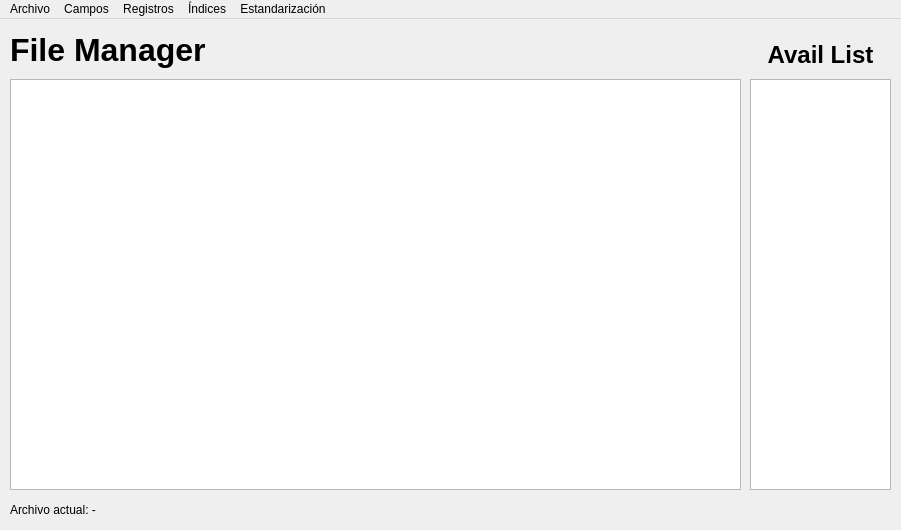
Qt form MainWindow.ui (carlosvelaquez/ProyectoEDII) before a commit.
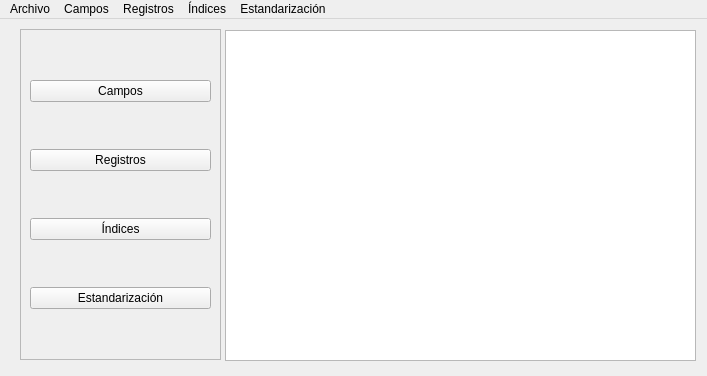
The same form after that commit.

What changed in the file:
```diff
--- a/MainWindow.ui
+++ b/MainWindow.ui
@@ -6,8 +6,8 @@
    <rect>
     <x>0</x>
     <y>0</y>
-    <width>901</width>
-    <height>530</height>
+    <width>707</width>
+    <height>376</height>
    </rect>
   </property>
   <property name="windowTitle">
@@ -17,81 +17,59 @@
    <string notr="true"/>
   </property>
   <widget class="QWidget" name="centralwidget">
-   <widget class="QLabel" name="label">
+   <widget class="QFrame" name="frame">
     <property name="geometry">
      <rect>
-      <x>10</x>
-      <y>480</y>
-      <width>511</width>
-      <height>21</height>
-     </rect>
-    </property>
-    <property name="text">
-     <string>Archivo actual: -</string>
-    </property>
-   </widget>
-   <widget class="QTableWidget" name="tableWidget">
-    <property name="geometry">
-     <rect>
-      <x>10</x>
-      <y>60</y>
-      <width>731</width>
-      <height>411</height>
-     </rect>
-    </property>
-   </widget>
-   <widget class="QLabel" name="label_3">
-    <property name="geometry">
-     <rect>
-      <x>10</x>
+      <x>20</x>
       <y>10</y>
-      <width>281</width>
-      <height>41</height>
+      <width>201</width>
+      <height>331</height>
      </rect>
     </property>
-    <property name="font">
-     <font>
-      <family>Arial</family>
-      <pointsize>24</pointsize>
-      <weight>75</weight>
-      <bold>true</bold>
-     </font>
+    <property name="frameShape">
+     <enum>QFrame::StyledPanel</enum>
     </property>
-    <property name="text">
-     <string>File Manager</string>
+    <property name="frameShadow">
+     <enum>QFrame::Raised</enum>
     </property>
+    <layout class="QVBoxLayout" name="verticalLayout">
+     <item>
+      <widget class="QPushButton" name="pushButton_fields">
+       <property name="text">
+        <string>Campos</string>
+       </property>
+      </widget>
+     </item>
+     <item>
+      <widget class="QPushButton" name="pushButton_2">
+       <property name="text">
+        <string>Registros</string>
+       </property>
+      </widget>
+     </item>
+     <item>
+      <widget class="QPushButton" name="pushButton_3">
+       <property name="text">
+        <string>Índices</string>
+       </property>
+      </widget>
+     </item>
+     <item>
+      <widget class="QPushButton" name="pushButton_4">
+       <property name="text">
+        <string>Estandarización</string>
+       </property>
+      </widget>
+     </item>
+    </layout>
    </widget>
-   <widget class="QLabel" name="label_4">
+   <widget class="QTableWidget" name="tableWidget">
     <property name="geometry">
      <rect>
-      <x>750</x>
-      <y>20</y>
-      <width>141</width>
-      <height>31</height>
-     </rect>
-    </property>
-    <property name="font">
-     <font>
-      <family>Arial</family>
-      <pointsize>18</pointsize>
-      <weight>75</weight>
-      <bold>true</bold>
-     </font>
-    </property>
-    <property name="text">
-     <string>Avail List</string>
-    </property>
-    <property name="alignment">
-     <set>Qt::AlignCenter</set>
-    </property>
-   </widget>
-   <widget class="QListView" name="listView">
-    <property name="geometry">
-     <rect>
-      <x>750</x>
-      <y>60</y>
-      <width>141</width>
-      <height>411</height>
+      <x>225</x>
+      <y>11</y>
+      <width>471</width>
+      <height>331</height>
      </rect>
     </property>
    </widget>
@@ -101,8 +79,8 @@
     <rect>
      <x>0</x>
      <y>0</y>
-     <width>901</width>
-     <height>21</height>
+     <width>707</width>
+     <height>22</height>
     </rect>
    </property>
    <widget class="QMenu" name="menuArchivo">
```
Left out of the diff: 19 changed lines with no effect on the pictures.
